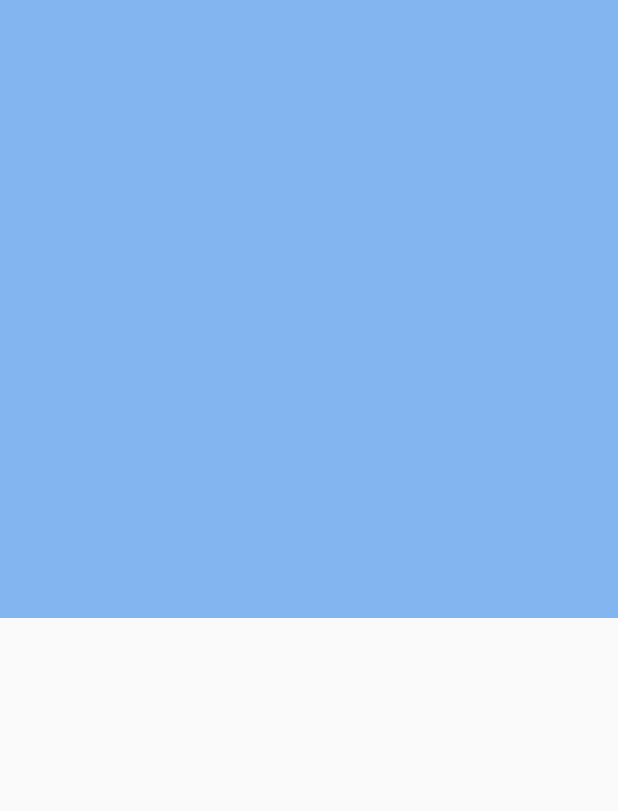
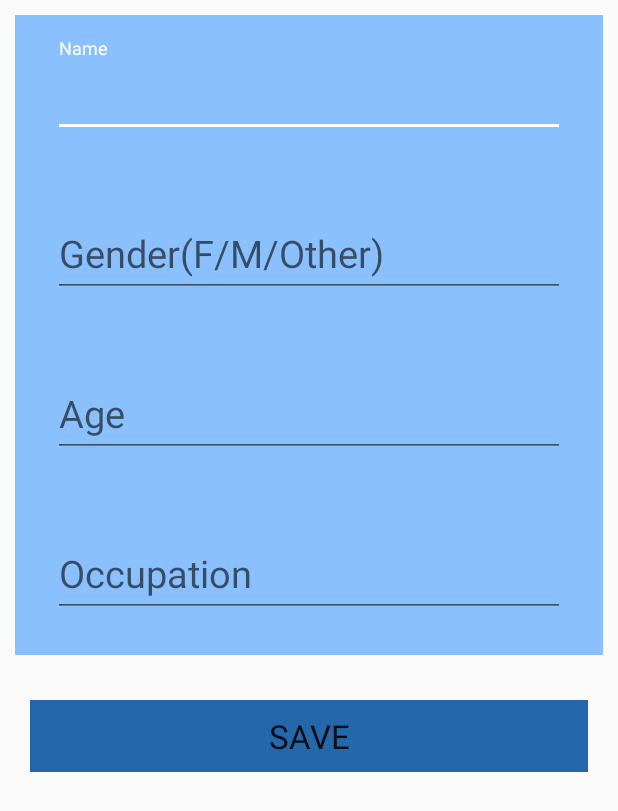
Before and after one commit to uddish/HINT, an Android app: the layout activity_user_profile.xml on its own in the app's theme, with its tools: preview values and no code run, on a phone screen of 412 x 824 dp. Shown: the top 811 px of the screen. Run offline under Robolectric (Android 15) with nearby library versions, the phone set to English and light mode, and no system bars.

Commit message:
User profile added

```diff
--- a/app/src/main/AndroidManifest.xml
+++ b/app/src/main/AndroidManifest.xml
@@ -16,7 +16,7 @@
         android:supportsRtl="true"
         android:theme="@style/AppTheme">
         <activity
-            android:name=".MainActivity"
+            android:name=".UserProfileActivity"
             android:label="@string/app_name"
             android:screenOrientation="portrait"
             android:theme="@style/AppTheme.NoActionBar">
@@ -27,7 +27,7 @@
             </intent-filter>
         </activity>
         <activity android:name=".FinalActivity" />
-        <activity android:name=".UserProfileActivity"></activity>
+        <activity android:name=".MainActivity"></activity>
     </application>
 
 </manifest>
--- a/app/src/main/res/layout/activity_user_profile.xml
+++ b/app/src/main/res/layout/activity_user_profile.xml
@@ -7,21 +7,88 @@
     android:layout_height="match_parent"
     tools:context="com.example.uddishverma22.hint.UserProfileActivity">
 
+    <android.support.v7.widget.CardView
+        android:layout_width="match_parent"
+        android:layout_height="wrap_content"
+        android:layout_margin="10dp"
+        app:cardElevation="3dp"
+        app:cardCornerRadius="4dp">
+
     <LinearLayout
-        android:layout_weight="1"
         android:layout_width="match_parent"
-        android:layout_height="0dp"
-        android:background="#83b5f0">
+        android:layout_height="wrap_content"
+        android:orientation="vertical"
+        android:background="#8bc0ff">
+
+        <android.support.design.widget.TextInputLayout
+            android:layout_width="match_parent"
+            android:layout_height="wrap_content"
+            android:layout_margin="15dp">
+
+            <EditText
+                android:layout_margin="10dp"
+                android:id="@+id/name_et"
+                android:layout_width="match_parent"
+                android:layout_height="wrap_content"
+                android:hint="Name"
+                android:textSize="25sp" />
+        </android.support.design.widget.TextInputLayout>
+
+
+
+        <android.support.design.widget.TextInputLayout
+            android:layout_width="match_parent"
+            android:layout_height="wrap_content"
+            android:layout_margin="15dp">
+
+            <EditText
+                android:layout_margin="10dp"
+                android:id="@+id/gender"
+                android:layout_width="match_parent"
+                android:layout_height="wrap_content"
+                android:hint="Gender(F/M/Other)"
+                android:textSize="25sp" />
+        </android.support.design.widget.TextInputLayout>
+
+        <android.support.design.widget.TextInputLayout
+            android:layout_width="match_parent"
+            android:layout_height="wrap_content"
+            android:layout_margin="15dp">
+
+            <EditText
+                android:layout_margin="10dp"
+                android:id="@+id/age"
+                android:layout_width="match_parent"
+                android:layout_height="wrap_content"
+                android:hint="Age"
+                android:textSize="25sp" />
+        </android.support.design.widget.TextInputLayout>
+
+        <android.support.design.widget.TextInputLayout
+            android:layout_width="match_parent"
+            android:layout_height="wrap_content"
+            android:layout_margin="15dp">
+
+            <EditText
+                android:layout_margin="10dp"
+                android:id="@+id/occupation"
+                android:layout_width="match_parent"
+                android:layout_height="wrap_content"
+                android:hint="Occupation"
+                android:textSize="25sp" />
+        </android.support.design.widget.TextInputLayout>
 
     </LinearLayout>
 
-    <LinearLayout
-        android:layout_weight="1"
+    </android.support.v7.widget.CardView>
+
+    <Button
+        android:layout_margin="20dp"
         android:layout_width="match_parent"
-        android:layout_height="0dp">
-
-    </LinearLayout>
-
+        android:layout_height="wrap_content"
+        android:background="#2567ab"
+        android:textAppearance="?android:textAppearanceLarge"
+        android:text="SAVE"/>
 
 
 </LinearLayout>
--- a/app/src/main/res/values/colors.xml
+++ b/app/src/main/res/values/colors.xml
@@ -2,5 +2,5 @@
 <resources>
     <color name="colorPrimary">#3F51B5</color>
     <color name="colorPrimaryDark">#303F9F</color>
-    <color name="colorAccent">#FF4081</color>
+    <color name="colorAccent">#FFF</color>
 </resources>
```
